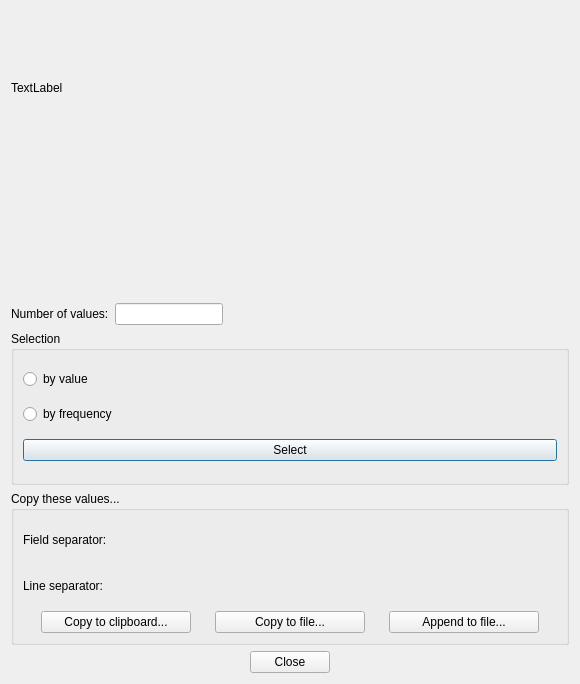
Above: libpvguiqt/src/PVListDisplayDlg.ui from squey/squey before the change. Below: the same form after it.
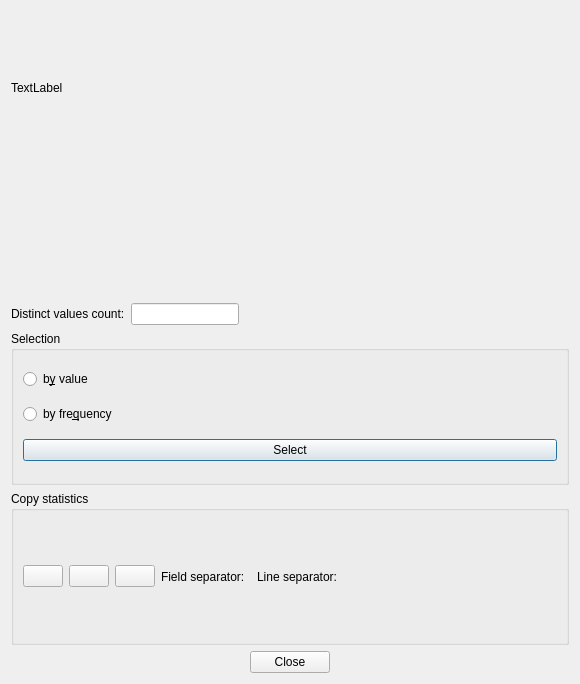
That is the form after the change. Custom widgets are drawn as their Qt base class.

Commit message: Rework distinct values dialog

The edit to the form file:
```diff
--- a/libpvguiqt/src/PVListDisplayDlg.ui
+++ b/libpvguiqt/src/PVListDisplayDlg.ui
@@ -37,7 +37,7 @@
            </sizepolicy>
           </property>
           <property name="text">
-           <string>Number of values:</string>
+          <string>Distinct values count:</string>
           </property>
          </widget>
         </item>
@@ -54,7 +54,7 @@
           </property>
           <property name="minimumSize">
            <size>
-            <width>100</width>
+           <width>0</width>
             <height>0</height>
            </size>
           </property>
@@ -109,14 +109,14 @@
         <item>
          <widget class="QRadioButton" name="_by_value_radio">
           <property name="text">
-           <string>by value</string>
+           <string>b&amp;y value</string>
           </property>
          </widget>
         </item>
         <item>
          <widget class="QRadioButton" name="_by_freq_radio">
           <property name="text">
-           <string>by frequency</string>
+           <string>by fre&amp;quency</string>
           </property>
          </widget>
         </item>
@@ -135,101 +135,24 @@
    <item>
     <widget class="QGroupBox" name="groupBox_2">
      <property name="title">
-      <string>Copy these values...</string>
+      <string>Copy statistics</string>
      </property>
      <layout class="QVBoxLayout" name="verticalLayout_3">
-      <item>
-       <layout class="QHBoxLayout" name="horizontalLayout_2">
-        <item>
-         <layout class="QGridLayout" name="gridLayout_3">
-          <item row="1" column="1">
-           <widget class="PVWidgets::QKeySequenceWidget" name="_line_separator_button" native="true">
-            <property name="sizePolicy">
-             <sizepolicy hsizetype="Minimum" vsizetype="Preferred">
-              <horstretch>0</horstretch>
-              <verstretch>0</verstretch>
-             </sizepolicy>
-            </property>
-            <property name="minimumSize">
-             <size>
-              <width>100</width>
-              <height>0</height>
-             </size>
-            </property>
-           </widget>
-          </item>
-          <item row="1" column="0">
-           <widget class="QLabel" name="label">
-            <property name="sizePolicy">
-             <sizepolicy hsizetype="Minimum" vsizetype="Preferred">
-              <horstretch>0</horstretch>
-              <verstretch>0</verstretch>
-             </sizepolicy>
-            </property>
-            <property name="text">
-             <string>Line separator:</string>
-            </property>
-           </widget>
-          </item>
-          <item row="0" column="0">
-           <widget class="QLabel" name="label_3">
-            <property name="sizePolicy">
-             <sizepolicy hsizetype="Minimum" vsizetype="Preferred">
-              <horstretch>0</horstretch>
-              <verstretch>0</verstretch>
-             </sizepolicy>
-            </property>
-            <property name="text">
-             <string>Field separator:</string>
-            </property>
-           </widget>
-          </item>
-          <item row="0" column="1">
-           <widget class="PVWidgets::QKeySequenceWidget" name="_field_separator_button" native="true">
-            <property name="sizePolicy">
-             <sizepolicy hsizetype="Minimum" vsizetype="Preferred">
-              <horstretch>0</horstretch>
-              <verstretch>0</verstretch>
-             </sizepolicy>
-            </property>
-            <property name="minimumSize">
-             <size>
-              <width>100</width>
-              <height>0</height>
-             </size>
-            </property>
-           </widget>
-          </item>
-         </layout>
-        </item>
-        <item>
-         <spacer name="horizontalSpacer_3">
-          <property name="orientation">
-           <enum>Qt::Horizontal</enum>
-          </property>
-          <property name="sizeHint" stdset="0">
-           <size>
-            <width>40</width>
-            <height>20</height>
-           </size>
-          </property>
-         </spacer>
-        </item>
-       </layout>
-      </item>
       <item>
        <layout class="QHBoxLayout" name="horizontalLayout">
         <item>
+         <layout class="QHBoxLayout" name="horizontalLayout_4">
+          <item>
          <widget class="QPushButton" name="_btn_copy_clipboard">
           <property name="sizePolicy">
-           <sizepolicy hsizetype="Fixed" vsizetype="Fixed">
+             <sizepolicy hsizetype="Maximum" vsizetype="Fixed">
             <horstretch>0</horstretch>
             <verstretch>0</verstretch>
            </sizepolicy>
           </property>
           <property name="minimumSize">
            <size>
-            <width>150</width>
+              <width>0</width>
             <height>0</height>
            </size>
           </property>
@@ -240,47 +163,120 @@
            </size>
           </property>
           <property name="text">
-           <string>Copy to clipboard...</string>
+             <string/>
           </property>
          </widget>
         </item>
         <item>
          <widget class="QPushButton" name="_btn_copy_file">
           <property name="sizePolicy">
-           <sizepolicy hsizetype="Fixed" vsizetype="Fixed">
+             <sizepolicy hsizetype="Maximum" vsizetype="Fixed">
             <horstretch>0</horstretch>
             <verstretch>0</verstretch>
            </sizepolicy>
           </property>
           <property name="minimumSize">
            <size>
-            <width>150</width>
+              <width>0</width>
             <height>0</height>
            </size>
           </property>
           <property name="text">
-           <string>Copy to file...</string>
+             <string/>
           </property>
          </widget>
         </item>
         <item>
          <widget class="QPushButton" name="_btn_append_file">
           <property name="sizePolicy">
-           <sizepolicy hsizetype="Fixed" vsizetype="Fixed">
+             <sizepolicy hsizetype="Maximum" vsizetype="Fixed">
             <horstretch>0</horstretch>
             <verstretch>0</verstretch>
            </sizepolicy>
           </property>
           <property name="minimumSize">
            <size>
-            <width>150</width>
+              <width>0</width>
             <height>0</height>
            </size>
           </property>
           <property name="text">
-           <string>Append to file...</string>
-          </property>
-         </widget>
+             <string/>
+            </property>
+           </widget>
+          </item>
+          <item>
+           <widget class="QLabel" name="label_3">
+            <property name="sizePolicy">
+             <sizepolicy hsizetype="Minimum" vsizetype="Preferred">
+              <horstretch>0</horstretch>
+              <verstretch>0</verstretch>
+             </sizepolicy>
+            </property>
+            <property name="text">
+             <string>Field separator:</string>
+            </property>
+           </widget>
+          </item>
+          <item>
+           <widget class="PVWidgets::QKeySequenceWidget" name="_field_separator_button" native="true">
+            <property name="sizePolicy">
+             <sizepolicy hsizetype="Minimum" vsizetype="Preferred">
+              <horstretch>0</horstretch>
+              <verstretch>0</verstretch>
+             </sizepolicy>
+            </property>
+            <property name="minimumSize">
+             <size>
+              <width>0</width>
+              <height>0</height>
+             </size>
+            </property>
+           </widget>
+          </item>
+          <item>
+           <widget class="QLabel" name="label">
+            <property name="sizePolicy">
+             <sizepolicy hsizetype="Minimum" vsizetype="Preferred">
+              <horstretch>0</horstretch>
+              <verstretch>0</verstretch>
+             </sizepolicy>
+            </property>
+            <property name="text">
+             <string>Line separator:</string>
+            </property>
+           </widget>
+          </item>
+          <item>
+           <widget class="PVWidgets::QKeySequenceWidget" name="_line_separator_button" native="true">
+            <property name="sizePolicy">
+             <sizepolicy hsizetype="Minimum" vsizetype="Preferred">
+              <horstretch>0</horstretch>
+              <verstretch>0</verstretch>
+             </sizepolicy>
+            </property>
+            <property name="minimumSize">
+             <size>
+              <width>100</width>
+              <height>0</height>
+             </size>
+            </property>
+           </widget>
+          </item>
+          <item>
+           <spacer name="horizontalSpacer_2">
+            <property name="orientation">
+             <enum>Qt::Orientation::Horizontal</enum>
+            </property>
+            <property name="sizeHint" stdset="0">
+             <size>
+              <width>40</width>
+              <height>20</height>
+             </size>
+            </property>
+           </spacer>
+          </item>
+         </layout>
         </item>
        </layout>
       </item>
```
Left out of the diff: 17 changed lines with no effect on the pictures. Lines whose indentation alone changed are shown as unchanged. The commit also changes 1 other file.
